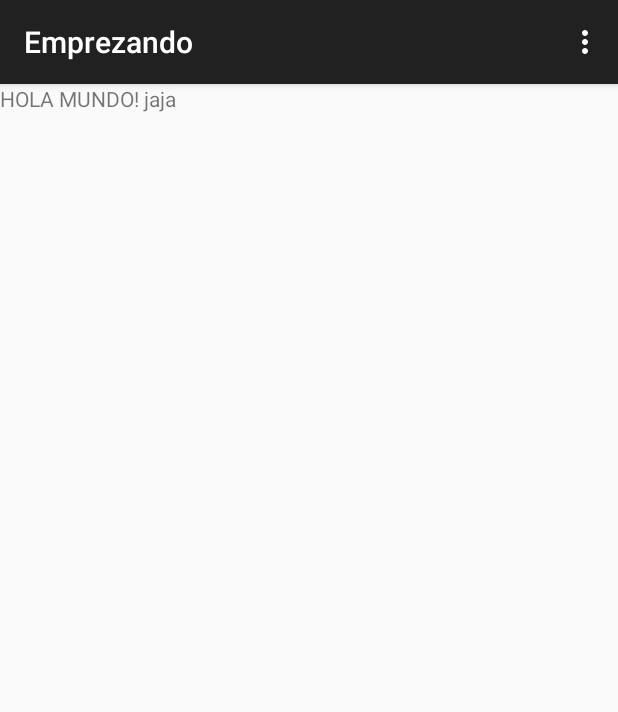
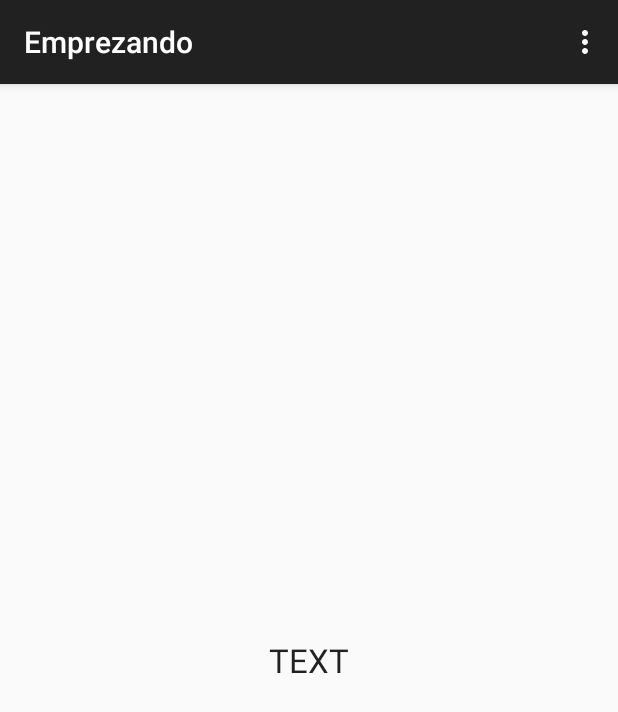
Before and after one commit to CCEO/Emprezando, an Android app: the screen it shows after launch (MainActivity), on a phone screen of 412 x 824 dp. Shown: the top 712 px of the screen. Run offline under Robolectric (Android 15) with nearby library versions, the phone set to English and light mode, and no system bars.

Commit message:
Task 2
Home Screen tab holder design

```diff
--- /dev/null
+++ b/app/src/main/java/mx/com/cceo/emprezando/Fragment/FragmentBlank.java
@@ -0,0 +1,23 @@
+package mx.com.cceo.emprezando.Fragment;
+
+import android.os.Bundle;
+import android.support.v4.app.Fragment;
+import android.view.LayoutInflater;
+import android.view.View;
+import android.view.ViewGroup;
+
+import mx.com.cceo.emprezando.R;
+
+/**
+ * Created by Hugo on 10/1/2015.
+ */
+public class FragmentBlank extends Fragment {
+    @Override
+    public View onCreateView(LayoutInflater inflater, ViewGroup container,
+                             Bundle savedInstanceState) {
+        ViewGroup rootView = (ViewGroup) inflater.inflate(
+                R.layout.fragment_blank, container, false);
+
+        return rootView;
+    }
+}
--- a/app/src/main/java/mx/com/cceo/emprezando/MainActivity.java
+++ b/app/src/main/java/mx/com/cceo/emprezando/MainActivity.java
@@ -1,16 +1,33 @@
 package mx.com.cceo.emprezando;
 
+import android.support.v4.app.Fragment;
+import android.support.v4.app.FragmentManager;
+import android.support.v4.app.FragmentStatePagerAdapter;
+import android.support.v4.view.PagerAdapter;
+import android.support.v4.view.ViewPager;
 import android.support.v7.app.AppCompatActivity;
 import android.os.Bundle;
 import android.view.Menu;
 import android.view.MenuItem;
+import android.view.View;
+
+import mx.com.cceo.emprezando.Fragment.FragmentBlank;
 
 public class MainActivity extends AppCompatActivity {
+
+    private ViewPager mPager;
+    private PagerAdapter mPagerAdapter;
+
+    private static final int NUM_PAGES = 5;
 
     @Override
     protected void onCreate(Bundle savedInstanceState) {
         super.onCreate(savedInstanceState);
         setContentView(R.layout.activity_main);
+
+        mPager = (ViewPager) findViewById(R.id.main_pager);
+        mPagerAdapter = new MainPagerAdapter(getSupportFragmentManager());
+        mPager.setAdapter(mPagerAdapter);
     }
 
     @Override
@@ -34,4 +51,42 @@ public class MainActivity extends AppCompatActivity {
 
         return super.onOptionsItemSelected(item);
     }
+
+    @Override
+    public void onBackPressed() {
+        if (mPager.getCurrentItem() == 0) {
+            super.onBackPressed();
+        } else {
+            mPager.setCurrentItem(mPager.getCurrentItem() - 1);
+        }
+    }
+
+    /**
+     * A simple pager adapter that represents 5 ScreenSlidePageFragment objects, in
+     * sequence.
+     */
+    private class MainPagerAdapter extends FragmentStatePagerAdapter {
+
+        public MainPagerAdapter(FragmentManager fm) {
+            super(fm);
+        }
+
+        @Override
+        public Fragment getItem(int position) {
+            switch (position)
+            {
+                case 0: return new FragmentBlank();
+                case 1: return new FragmentBlank();
+                case 2: return new FragmentBlank();
+                case 3: return new FragmentBlank();
+                default: return new FragmentBlank();
+            }
+
+        }
+
+        @Override
+        public int getCount() {
+            return NUM_PAGES;
+        }
+    }
 }
--- a/app/src/main/res/layout/activity_main.xml
+++ b/app/src/main/res/layout/activity_main.xml
@@ -9,9 +9,12 @@
         android:clickable="true"
         android:layout_height="match_parent" >
 
-        <TextView android:text="HOLA MUNDO! jaja" android:layout_width="wrap_content"
-            android:layout_height="wrap_content"
-            android:id="@+id/text" />
+        <android.support.v4.view.ViewPager
+            xmlns:android="http://schemas.android.com/apk/res/android"
+            android:id="@+id/main_pager"
+            android:layout_width="match_parent"
+            android:layout_height="match_parent"
+            android:layout_alignParentTop="true" />
     </RelativeLayout>
 
     <!-- -->
--- /dev/null
+++ b/app/src/main/res/layout/fragment_blank.xml
@@ -0,0 +1,14 @@
+<?xml version="1.0" encoding="utf-8"?>
+<RelativeLayout xmlns:android="http://schemas.android.com/apk/res/android"
+    android:orientation="vertical" android:layout_width="match_parent"
+    android:layout_height="match_parent">
+
+    <TextView
+        android:layout_width="wrap_content"
+        android:layout_height="wrap_content"
+        android:textAppearance="?android:attr/textAppearanceLarge"
+        android:text="TEXT"
+        android:id="@+id/textView"
+        android:layout_centerVertical="true"
+        android:layout_centerHorizontal="true" />
+</RelativeLayout>
```
